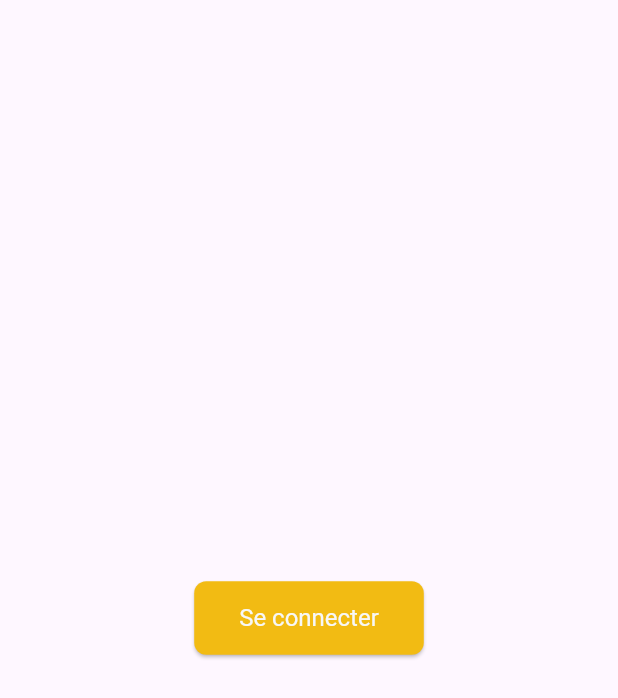
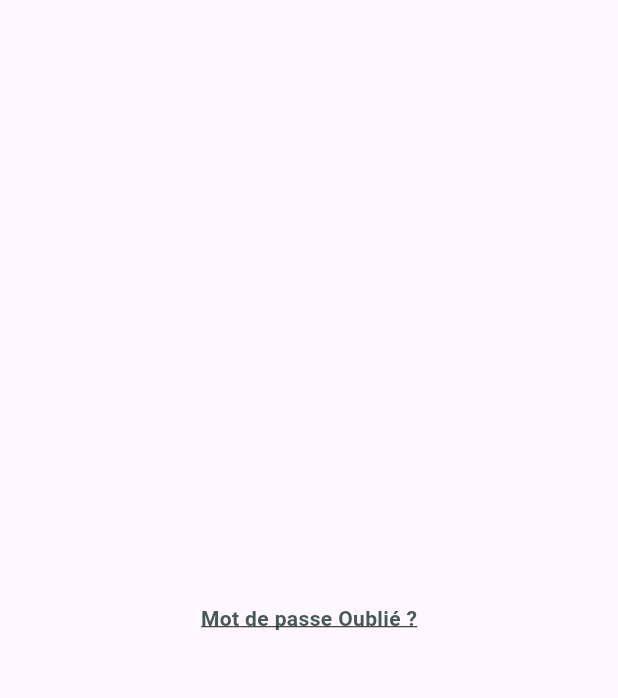
Before and after one commit to Adrizen89/SEEKER, a Flutter app: the screen it shows after launch, on a phone screen of 412 x 824 dp. Shown: the top 698 px of the screen. Run offline on Flutter 3.47's test engine with Material 3 defaults, Android fonts, the phone set to English and light mode, and no system bars.

Commit message:
create custom text

```diff
--- a/seeker_app/lib/constants/colors.dart
+++ b/seeker_app/lib/constants/colors.dart
@@ -19,4 +19,6 @@ class ColorSelect {
   static Color focusFieldColor = Color(0xffD1D1D1);
   static Color errorFieldColor = Color(0xff);
   static Color normalFieldColor = Color(0xffEBEBEB);
+
+  static Color textClickColor = Color(0xff475956);
 }
--- a/seeker_app/lib/main.dart
+++ b/seeker_app/lib/main.dart
@@ -1,5 +1,5 @@
 import 'package:flutter/material.dart';
-import 'package:seeker_app/widgets/custom_buttons.dart';
+import 'package:seeker_app/widgets/custom_text.dart';
 
 void main() {
   runApp(const MyApp());
@@ -18,7 +18,7 @@ class MyApp extends StatelessWidget {
         ),
         home: Scaffold(
             body: Center(
-                child: CustomButtonSecondary(
-                    text: 'Se connecter', onPressed: () {}))));
+                child: CustomTextClick(
+                    onPressed: () {}, text: 'Mot de passe Oublié ?'))));
   }
 }
--- /dev/null
+++ b/seeker_app/lib/widgets/custom_text.dart
@@ -0,0 +1,44 @@
+import 'package:flutter/material.dart';
+import 'package:seeker_app/constants/colors.dart';
+
+class CustomTextClick extends StatelessWidget {
+  final String text;
+  final double? fontsize;
+  final VoidCallback onPressed;
+
+  const CustomTextClick(
+      {super.key, required this.text, required this.onPressed, this.fontsize});
+
+  @override
+  Widget build(BuildContext context) {
+    return GestureDetector(
+      onTap: onPressed,
+      child: Text(
+        text,
+        style: TextStyle(
+            decoration: TextDecoration.underline,
+            color: ColorSelect.textClickColor,
+            fontSize: fontsize,
+            fontWeight: FontWeight.bold),
+      ),
+    );
+  }
+}
+
+class CustomTitle extends StatelessWidget {
+  final String title;
+  final double? fontsize;
+  final Color? color;
+
+  const CustomTitle(
+      {super.key, required this.title, this.fontsize, this.color});
+
+  @override
+  Widget build(BuildContext context) {
+    return Text(
+      title,
+      style: TextStyle(
+          fontSize: fontsize, color: color, fontWeight: FontWeight.bold),
+    );
+  }
+}
```
